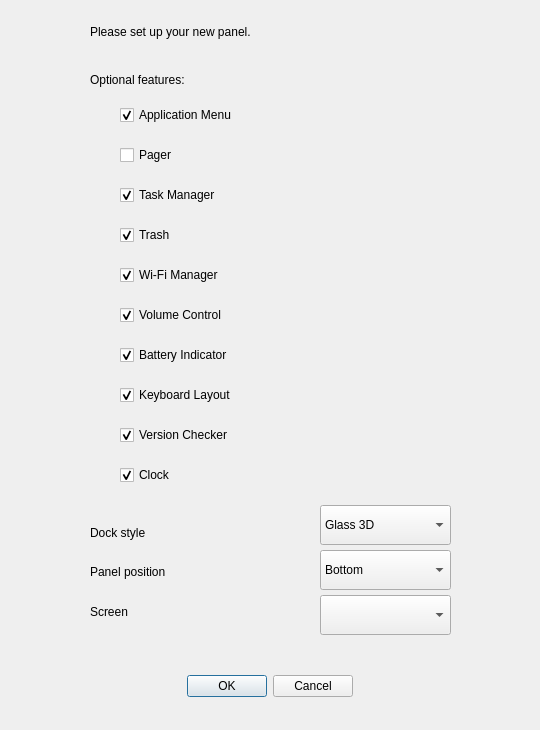
This is src/view/add_panel_dialog.ui in dangvd/crystal-dock as Qt 5 draws it before an edit. The edited form follows.
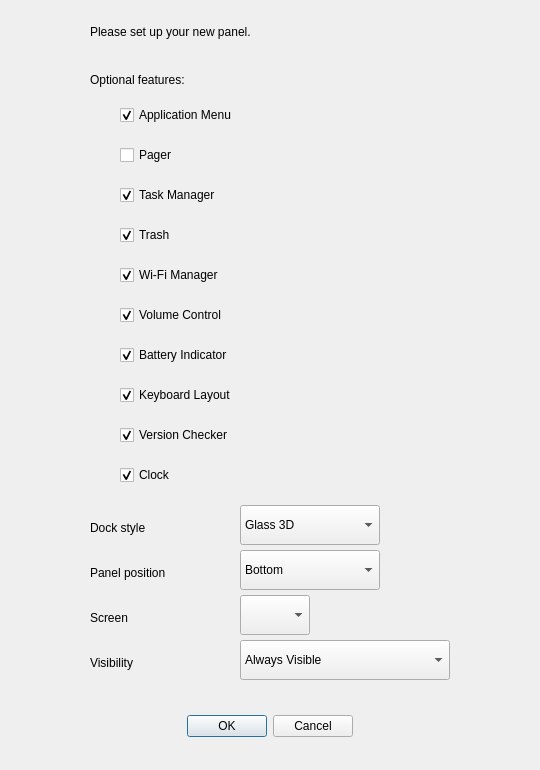
This is the edited form.

Commit message: Add visibility option to Add Panel dialog for convenience #217

Patch:
```diff
--- a/src/view/add_panel_dialog.ui
+++ b/src/view/add_panel_dialog.ui
@@ -7,7 +7,7 @@
     <x>0</x>
     <y>0</y>
     <width>540</width>
-    <height>730</height>
+    <height>770</height>
    </rect>
   </property>
   <property name="windowTitle">
@@ -17,7 +17,7 @@
    <property name="geometry">
     <rect>
      <x>70</x>
-     <y>670</y>
+     <y>710</y>
      <width>400</width>
      <height>32</height>
     </rect>
@@ -37,8 +37,8 @@
     <rect>
      <x>90</x>
      <y>560</y>
-     <width>210</width>
-     <height>23</height>
+     <width>141</width>
+     <height>26</height>
     </rect>
    </property>
    <property name="text">
@@ -48,9 +48,9 @@
   <widget class="QComboBox" name="position">
    <property name="geometry">
     <rect>
-     <x>320</x>
+     <x>240</x>
      <y>550</y>
-     <width>131</width>
+     <width>140</width>
      <height>40</height>
     </rect>
    </property>
@@ -82,9 +82,9 @@
    <property name="geometry">
     <rect>
      <x>90</x>
-     <y>600</y>
-     <width>210</width>
-     <height>23</height>
+     <y>605</y>
+     <width>141</width>
+     <height>26</height>
     </rect>
    </property>
    <property name="text">
@@ -94,9 +94,9 @@
   <widget class="QComboBox" name="screen">
    <property name="geometry">
     <rect>
-     <x>320</x>
+     <x>240</x>
      <y>595</y>
-     <width>131</width>
+     <width>70</width>
      <height>40</height>
     </rect>
    </property>
@@ -195,8 +195,8 @@
    <property name="geometry">
     <rect>
      <x>90</x>
-     <y>520</y>
-     <width>210</width>
+     <y>515</y>
+     <width>141</width>
      <height>26</height>
     </rect>
    </property>
@@ -207,9 +207,9 @@
   <widget class="QComboBox" name="style">
    <property name="geometry">
     <rect>
-     <x>320</x>
+     <x>240</x>
      <y>505</y>
-     <width>131</width>
+     <width>140</width>
      <height>40</height>
     </rect>
    </property>
@@ -330,6 +330,49 @@
     <bool>true</bool>
    </property>
   </widget>
+  <widget class="QLabel" name="visibilityLabel">
+   <property name="geometry">
+    <rect>
+     <x>90</x>
+     <y>650</y>
+     <width>141</width>
+     <height>26</height>
+    </rect>
+   </property>
+   <property name="text">
+    <string>Visibility</string>
+   </property>
+  </widget>
+  <widget class="QComboBox" name="visibility">
+   <property name="geometry">
+    <rect>
+     <x>240</x>
+     <y>640</y>
+     <width>210</width>
+     <height>40</height>
+    </rect>
+   </property>
+   <item>
+    <property name="text">
+     <string>Always Visible</string>
+    </property>
+   </item>
+   <item>
+    <property name="text">
+     <string>Intelligent Auto Hide</string>
+    </property>
+   </item>
+   <item>
+    <property name="text">
+     <string>Auto Hide</string>
+    </property>
+   </item>
+   <item>
+    <property name="text">
+     <string>Always On Top</string>
+    </property>
+   </item>
+  </widget>
  </widget>
  <resources/>
  <connections>
```
The commit also changes 4 other files.
